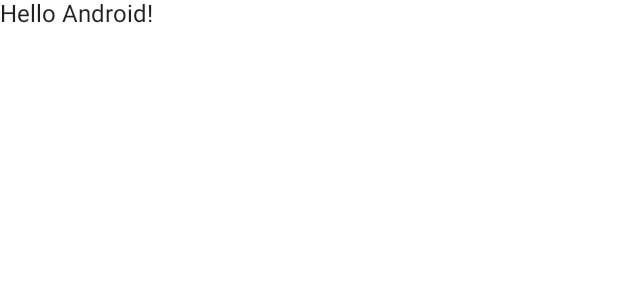
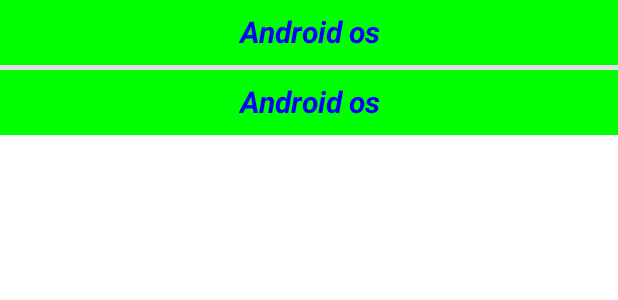
Before and after one commit to kanhaivis/JetPackCompose, an Android app built with Jetpack Compose: the @Preview function DefaultPreview, on a phone screen of 412 x 824 dp. Shown: the top 300 px of the screen. Run offline under Robolectric (Android 15) with nearby library versions, the phone set to English and light mode, and no system bars.

Commit message:
TextView some composable.

```diff
--- a/app/src/main/java/kk/jetpackcompose/MainActivity.kt
+++ b/app/src/main/java/kk/jetpackcompose/MainActivity.kt
@@ -1,16 +1,23 @@
 package kk.jetpackcompose
 
+import android.content.res.Configuration
 import android.os.Bundle
 import androidx.activity.ComponentActivity
 import androidx.activity.compose.setContent
+import androidx.compose.foundation.layout.Column
 import androidx.compose.foundation.layout.fillMaxSize
+import androidx.compose.foundation.layout.height
+import androidx.compose.foundation.text.selection.SelectionContainer
+import androidx.compose.material.Divider
 import androidx.compose.material.MaterialTheme
 import androidx.compose.material.Surface
 import androidx.compose.material.Text
 import androidx.compose.runtime.Composable
 import androidx.compose.ui.Modifier
 import androidx.compose.ui.tooling.preview.Preview
+import androidx.compose.ui.unit.dp
 import kk.jetpackcompose.ui.theme.JetPackComposeTheme
+import kk.text.TextViews
 
 class MainActivity : ComponentActivity() {
     override fun onCreate(savedInstanceState: Bundle?) {
@@ -22,7 +29,7 @@ class MainActivity : ComponentActivity() {
                     modifier = Modifier.fillMaxSize(),
                     color = MaterialTheme.colors.background
                 ) {
-                    Greeting("Android")
+                    Greeting("Android  ")
                 }
             }
         }
@@ -31,13 +38,21 @@ class MainActivity : ComponentActivity() {
 
 @Composable
 fun Greeting(name: String) {
-    Text(text = "Hello $name!")
+    Column{
+        TextViews(name)
+        Divider(Modifier.height(3.dp))
+        SelectionContainer() {
+            TextViews(name = name)
+        }
+    }
+
 }
 
-@Preview(showBackground = true)
+@Preview(showBackground = true, name = "light mode",
+uiMode = Configuration.UI_MODE_NIGHT_YES)
 @Composable
 fun DefaultPreview() {
     JetPackComposeTheme {
-        Greeting("Android")
+        Greeting("Android os")
     }
 }
--- /dev/null
+++ b/app/src/main/java/kk/text/TextView.kt
@@ -0,0 +1,39 @@
+package kk.text
+
+import androidx.compose.foundation.background
+import androidx.compose.foundation.layout.fillMaxWidth
+import androidx.compose.foundation.layout.padding
+import androidx.compose.material.Colors
+import androidx.compose.material.Text
+import androidx.compose.runtime.Composable
+import androidx.compose.ui.Modifier
+import androidx.compose.ui.graphics.Color
+import androidx.compose.ui.graphics.RectangleShape
+import androidx.compose.ui.text.TextStyle
+import androidx.compose.ui.text.font.FontStyle
+import androidx.compose.ui.text.font.FontWeight
+import androidx.compose.ui.text.style.TextAlign
+import androidx.compose.ui.text.style.TextOverflow
+import androidx.compose.ui.unit.dp
+import androidx.compose.ui.unit.sp
+
+@Composable
+fun TextViews(name : String) {
+
+    Text(
+        text = name.repeat(1),
+        color = Color.Blue,
+        textAlign = TextAlign.Center,
+        fontSize = 20.sp,
+        fontWeight = FontWeight.Bold,
+        fontStyle = FontStyle.Italic,
+        maxLines = 2,
+        overflow = TextOverflow.Ellipsis,
+        modifier = Modifier
+            .background(color = Color.Green, shape = RectangleShape)
+            .padding(10.dp)
+            .fillMaxWidth(),
+
+    )
+
+}
```
